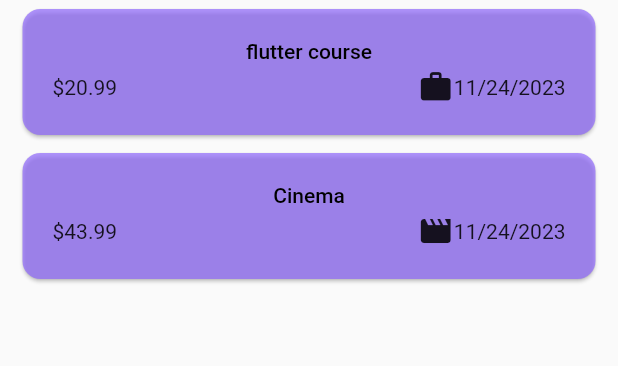
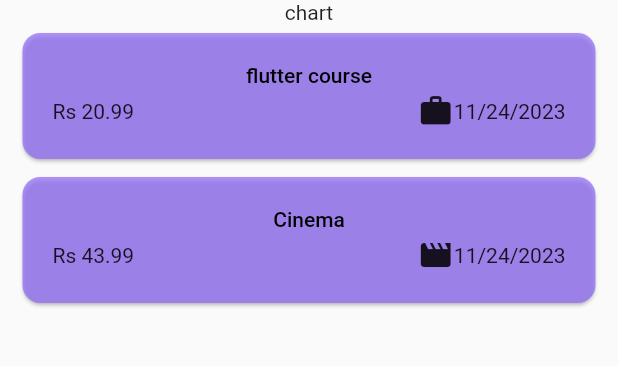
Before and after one commit to Ashish032/-Expense-Tracker, a Flutter app: the screen it shows after launch, on a phone screen of 412 x 824 dp, the part 84-450 px from its top. Run offline on Flutter 3.47's test engine with Material 2 defaults, Android fonts, the phone set to English and light mode, and no system bars.

Commit message:
responsive

```diff
--- a/lib/Model/expense.dart
+++ b/lib/Model/expense.dart
@@ -43,15 +43,15 @@ class Expense {
 class ExpenseBucket {
   const ExpenseBucket({required this.category, required this.expenses});
 
+  final Category category;
+  final List<Expense> expenses;
+
   ExpenseBucket.forCategory(List<Expense> allExpense, this.category)
       : expenses = allExpense
             .where((expense) =>
                 expense.category ==
                 category) //here where filter out the item which are in same category
             .toList();
-
-  final Category category;
-  final List<Expense> expenses;
 
   double get totalExpenses {
     double sum = 0;
--- a/lib/widgets/chart/chart.dart
+++ b/lib/widgets/chart/chart.dart
@@ -1,5 +1,4 @@
 import 'package:flutter/material.dart';
-
 import 'package:expenses_tracker/widgets/chart/chart_bar.dart';
 import 'package:expenses_tracker/model/expense.dart';
 
--- a/lib/widgets/expenses.dart
+++ b/lib/widgets/expenses.dart
@@ -26,17 +26,6 @@ class _ExpensesState extends State<Expenses> {
         date: DateTime.now(),
         category: Category.leisure),
   ];
-
-  void _openAddExpenseOverlay() {
-    //provide a overlay on clicked by closing the expense screen
-    showModalBottomSheet(
-        isScrollControlled: true, //display full screen modal
-        context: context,
-        builder: (ctx) => newExpense(
-              onAddExpense: _addExpenses,
-            ));
-  }
-
   void _addExpenses(Expense expense) {
     //onAdd expense passes the value indirectly to this _addExpenses
     setState(() {
@@ -51,6 +40,7 @@ class _ExpensesState extends State<Expenses> {
     setState(() {
       _registeredExpenses.remove(expense);
     });
+
     ScaffoldMessenger.of(context).clearSnackBars();
     ScaffoldMessenger.of(context).showSnackBar(SnackBar(
       //ScaffoldMessenger is used for display info message for deletion
@@ -67,8 +57,20 @@ class _ExpensesState extends State<Expenses> {
     ));
   }
 
+  void _openAddExpenseOverlay() {
+    //provide a overlay on clicked by closing the expense screen
+    showModalBottomSheet(
+        useSafeArea: true,
+        isScrollControlled: true, //display full screen modal
+        context: context,
+        builder: (ctx) => newExpense(
+              onAddExpense: _addExpenses,
+            ));
+  }
+
   @override
   Widget build(BuildContext context) {
+    final width = MediaQuery.of(context).size.width;
     Widget mainContent = const Center(
       child: Text('No expenses found. Start adding some!'),
     );
@@ -88,11 +90,19 @@ class _ExpensesState extends State<Expenses> {
               onPressed: _openAddExpenseOverlay, icon: const Icon(Icons.add)),
         ],
       ),
-      body: Column(
-        children: [
-          Expanded(child: mainContent),
-        ],
-      ),
+      body: width < 600
+          ? Column(
+              children: [
+                //Chart(expenses: _registeredExpenses),
+                const Text('chart'),
+                Expanded(child: mainContent),
+              ],
+            )
+          : Row(children: [
+              //Chart(expenses: _registeredExpenses),
+              const Text('chart'),
+              Expanded(child: mainContent),
+            ]),
     );
   }
 }
--- a/lib/widgets/expenses_list/ExpensesList.dart
+++ b/lib/widgets/expenses_list/ExpensesList.dart
@@ -5,7 +5,7 @@ import 'package:flutter/material.dart';
 class ExpensesList extends StatelessWidget {
   const ExpensesList(
       {super.key, required this.expenses, required this.onRemoveExpense});
-  final Function(Expense expense) onRemoveExpense;
+  final void Function(Expense expense) onRemoveExpense;
   final List<Expense> expenses;
   @override
   Widget build(BuildContext context) {
--- a/lib/widgets/expenses_list/Expenses_Item.dart
+++ b/lib/widgets/expenses_list/Expenses_Item.dart
@@ -22,7 +22,7 @@ class ExpensesItem extends StatelessWidget {
         ),
         Row(
           children: [
-            Text("\$${expense.amount.toStringAsFixed(2)}"),
+            Text("Rs ${expense.amount.toStringAsFixed(2)}"),
             const Spacer(),
             Row(
               children: [
```
Also changed, not shown: lib/widgets/new_expense.dart (+129 -11 lines).
